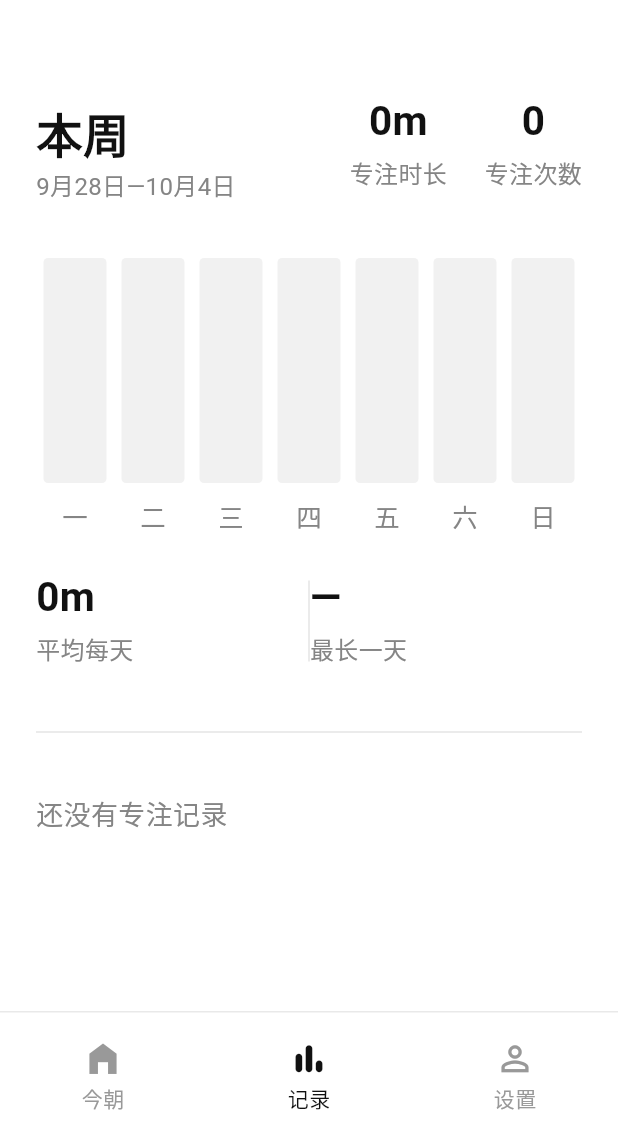
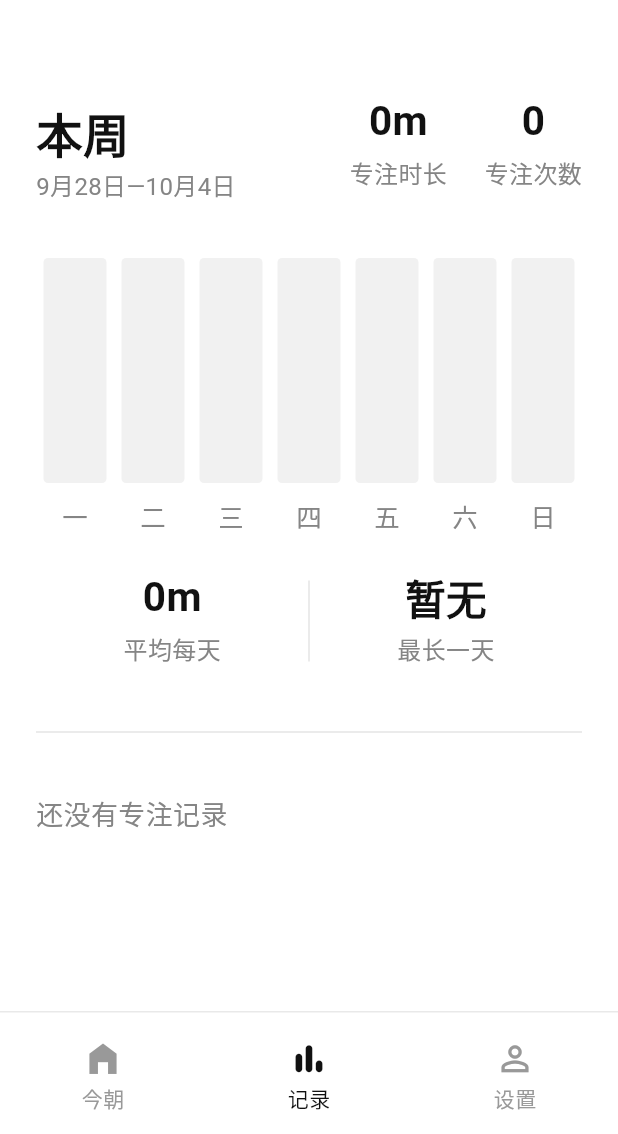
Before and after one commit to william-watson1024/Chrona, a Flutter app: the _HistoryContent screen opened directly, on a phone screen of 412 x 824 dp, the part 102-1236 px from its top. Run offline on Flutter 3.47's test engine with Material 3 defaults, Android fonts, the phone set to English and light mode, and no system bars; our stand-ins replace flutter_local_notifications, shared_preferences, sqflite, timezone; accounts and stored records are empty; statements that could not run were skipped.

Commit message:
feat: 优化周概览统计显示，调整文本内容和对齐方式

```diff
--- a/lib/screens/history/history_screen.dart
+++ b/lib/screens/history/history_screen.dart
@@ -263,19 +263,16 @@ class _WeekOverview extends StatelessWidget {
               child: _WeekStat(
                 value: formatFocusHoursMinutes(summary.averageSeconds),
                 label: '平均每天',
-                alignStart: true,
               ),
             ),
             Container(width: 1, height: 54, color: const Color(0xFFE4E4E4)),
             Expanded(
               child: _WeekStat(
                 value: summary.count == 0
-                    ? '—'
+                    ? '暂无'
                     : '${_weekday(summary.longestDayIndex)} · '
                         '${formatFocusHoursMinutes(longestSeconds)}',
-                label: '最长一天',
-                alignStart: true,
-              ),
+                label: '最长一天')
             ),
           ],
         ),
@@ -362,18 +359,15 @@ class _WeekStat extends StatelessWidget {
   const _WeekStat({
     required this.value,
     required this.label,
-    this.alignStart = false,
   });
 
   final String value;
   final String label;
-  final bool alignStart;
 
   @override
   Widget build(BuildContext context) {
     return Column(
-      crossAxisAlignment:
-          alignStart ? CrossAxisAlignment.start : CrossAxisAlignment.center,
+      crossAxisAlignment: CrossAxisAlignment.center,
       children: [
         Text(
           value,
```
